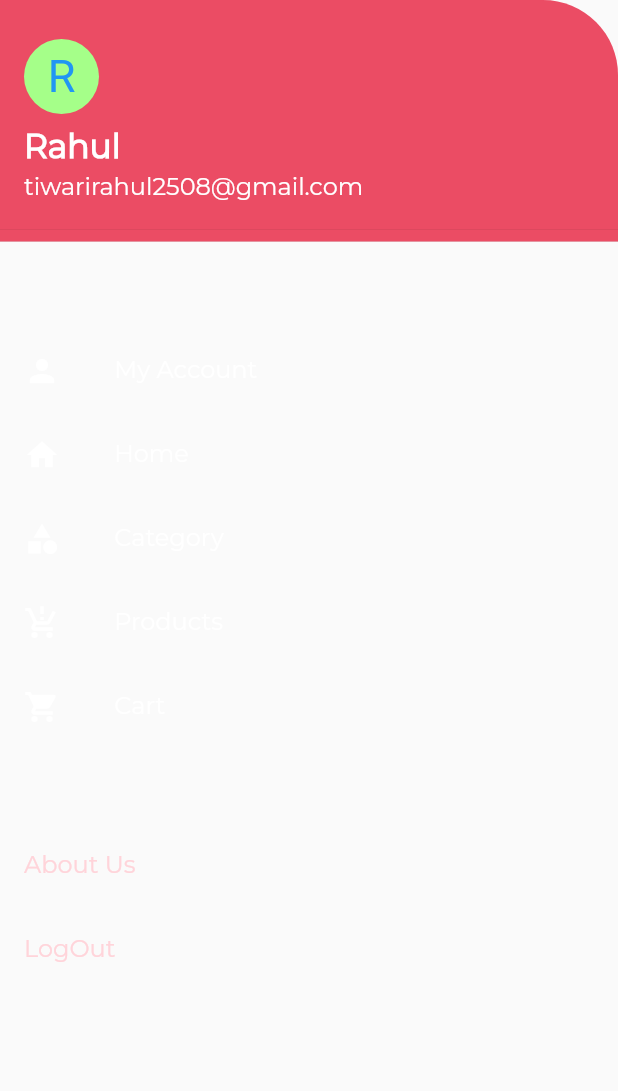
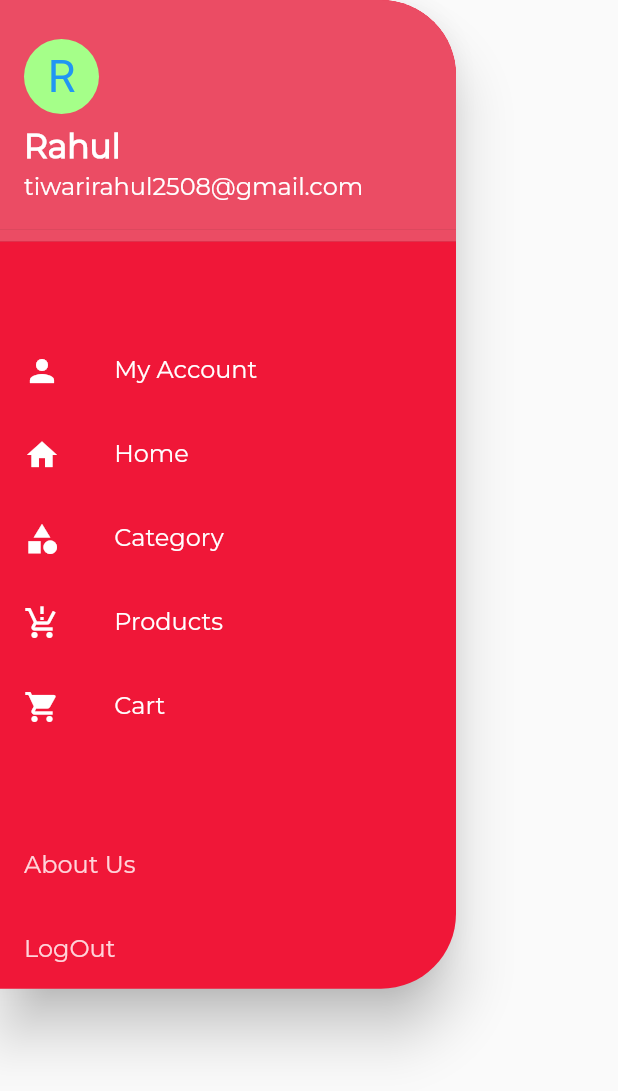
Before and after one commit to rahhhulhere/blaze_ecommerce_flutter, a Flutter app: the DrawerWidget widget shown alone on an empty page, opened directly, on a phone screen of 412 x 824 dp. Shown: the top 1091 px of the screen. Run offline on Flutter 3.47's test engine with Material 2 defaults, Android fonts, the phone set to English and light mode, and no system bars; missing offline and left inert: dart:js.

Commit message:
Account Screen | With Responsive

```diff
--- a/lib/view/widgets/drawer.dart
+++ b/lib/view/widgets/drawer.dart
@@ -16,19 +16,34 @@ class _DrawerWidgetState extends State<DrawerWidget> {
     height = size.height;
     width = size.width;
 
-    return ListView(
+    return Align(
+      alignment: Alignment.topLeft,
+      child: SizedBox(
+        height: height * 0.8,
+        child: SizedBox(
+            height: height * 0.8,
+            child: Drawer(
+              shape: const RoundedRectangleBorder(
+                borderRadius: BorderRadius.only(
+                    bottomRight: Radius.circular(50),
+                    topRight: Radius.circular(50)),
+              ),
+              backgroundColor: DrawerColor,
+              child: ListView(
                 padding: const EdgeInsets.all(0),
                 children: [
                   const DrawerHeader(
                     padding: EdgeInsets.only(top: 10),
                     decoration: BoxDecoration(
-            borderRadius: BorderRadius.only(topRight: Radius.circular(50)),
+                      borderRadius:
+                          BorderRadius.only(topRight: Radius.circular(50)),
                       color: LiteRed,
                     ), //BoxDecoration
                     child: UserAccountsDrawerHeader(
                       decoration: BoxDecoration(
                         color: LiteRed,
-              borderRadius: BorderRadius.only(topRight: Radius.circular(50)),
+                        borderRadius:
+                            BorderRadius.only(topRight: Radius.circular(50)),
                       ),
                       accountName: Text(
                         "Rahul",
@@ -58,9 +73,9 @@ class _DrawerWidgetState extends State<DrawerWidget> {
                       ), //circleAvatar
                     ), //UserAccountDrawerHeader
                   ), //Dr
-        SizedBox(
+                  const SizedBox(
                     height: 50,
-        ), // awerHeader
+                  ),
                   ListTile(
                     leading: const Icon(
                       Icons.person,
@@ -151,7 +166,7 @@ class _DrawerWidgetState extends State<DrawerWidget> {
                       Navigator.pop(context);
                     },
                   ),
-        SizedBox(
+                  const SizedBox(
                     height: 50,
                   ),
                   ListTile(
@@ -183,6 +198,9 @@ class _DrawerWidgetState extends State<DrawerWidget> {
                     },
                   ),
                 ],
+              ),
+            )),
+      ),
     );
   }
 }
```
Also changed, not shown: lib/view/screens/contact/account.dart (+74 -17 lines). Lines whose indentation alone changed are shown as unchanged.
